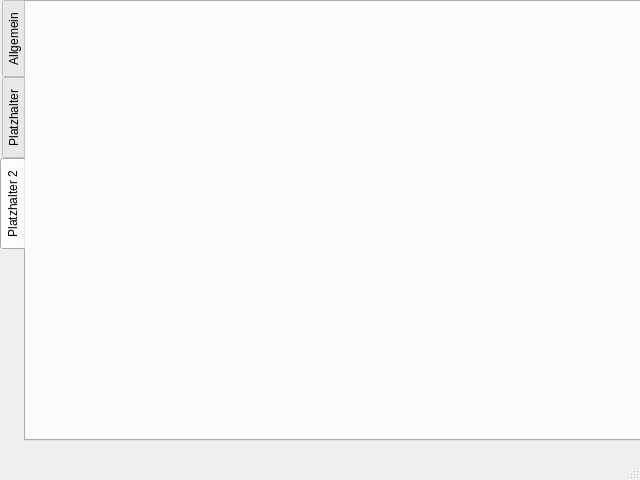
First picture: the form in code/src/main/resources/base/ui/projectsettings_window.ui, repository felixdittrich92/mission-uncuttable, before the edit.
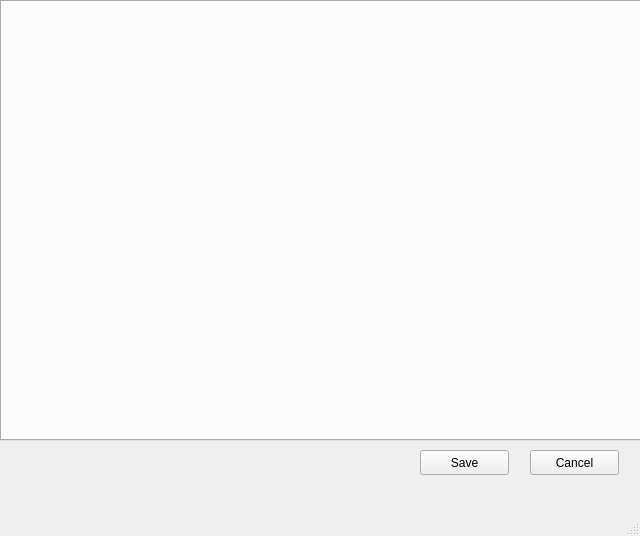
Second picture: the form after the edit.

The edit to the form file:
```diff
--- a/code/src/main/resources/base/ui/projectsettings_window.ui
+++ b/code/src/main/resources/base/ui/projectsettings_window.ui
@@ -7,7 +7,7 @@
     <x>0</x>
     <y>0</y>
     <width>640</width>
-    <height>480</height>
+    <height>536</height>
    </rect>
   </property>
   <property name="windowTitle">
@@ -29,21 +29,32 @@
     <property name="currentIndex">
      <number>2</number>
     </property>
-    <widget class="QWidget" name="general">
-     <attribute name="title">
-      <string>Allgemein</string>
-     </attribute>
-    </widget>
-    <widget class="QWidget" name="dummy1">
-     <attribute name="title">
-      <string>Platzhalter</string>
-     </attribute>
-    </widget>
-    <widget class="QWidget" name="dummy2">
-     <attribute name="title">
-      <string>Platzhalter 2</string>
-     </attribute>
-    </widget>
+   </widget>
+   <widget class="QPushButton" name="saveButton">
+    <property name="geometry">
+     <rect>
+      <x>420</x>
+      <y>450</y>
+      <width>89</width>
+      <height>25</height>
+     </rect>
+    </property>
+    <property name="text">
+     <string>Save</string>
+    </property>
+   </widget>
+   <widget class="QPushButton" name="cancelButton">
+    <property name="geometry">
+     <rect>
+      <x>530</x>
+      <y>450</y>
+      <width>89</width>
+      <height>25</height>
+     </rect>
+    </property>
+    <property name="text">
+     <string>Cancel</string>
+    </property>
    </widget>
   </widget>
   <widget class="QMenuBar" name="menubar">
```
Left out of the diff: 2 changed lines with no effect on the pictures.
